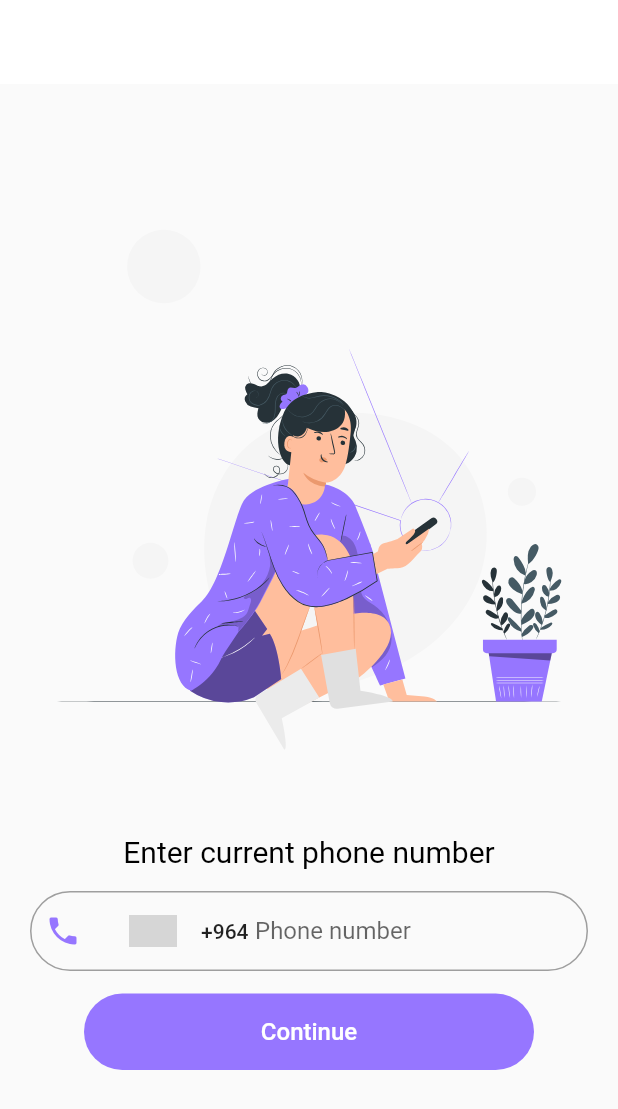
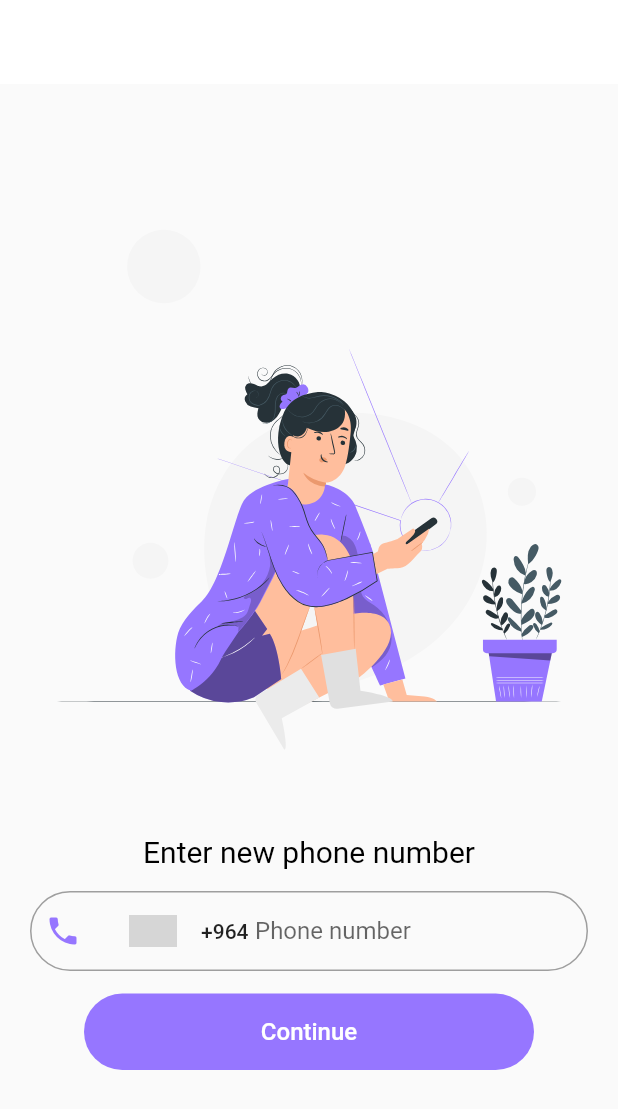
Before and after one commit to Badee-Salloum/Bundle_demo, a Flutter app: the screen it shows after launch, on a phone screen of 412 x 824 dp. Shown: the top 1109 px of the screen. Run offline on Flutter 3.47's test engine with Material 2 defaults, Android fonts, the phone set to English and light mode, and no system bars; drawn by our look-alikes of country_code_picker; our stand-ins replace circular_profile_avatar, cloud_firestore, connectivity_plus, easy_localization, firebase_auth, firebase_core and 5 more; missing offline and left inert: numeric_keyboard; accounts and stored records are empty; grey boxes are pictures that could not be loaded.

Commit message:
commit add .

```diff
--- /dev/null
+++ b/lib/Folder02/changePhoneNumber/newNumber.dart
@@ -0,0 +1,88 @@
+import 'package:bundle_demo/Auth%20System/signUp/widgets.dart';
+import 'package:bundle_demo/translations/locale_keys.g.dart';
+import 'package:country_code_picker/country_code_picker.dart';
+import 'package:easy_localization/src/public_ext.dart';
+import 'package:flutter/material.dart';
+import 'package:flutter_svg/flutter_svg.dart';
+
+class newNumber extends StatefulWidget {
+  const newNumber({Key? key}) : super(key: key);
+
+  @override
+  State<newNumber> createState() => _newNumberState();
+}
+
+final TextEditingController _newController = TextEditingController();
+
+class _newNumberState extends State<newNumber> {
+  @override
+  Widget build(BuildContext context) {
+    return Scaffold(
+      appBar: AppBar(
+        title: Text('Change phone number'),
+        centerTitle: true,
+        elevation: 0,
+        backgroundColor: Colors.white,
+      ),
+      body: SingleChildScrollView(
+        child: Column(
+          mainAxisAlignment: MainAxisAlignment.start,
+          crossAxisAlignment: CrossAxisAlignment.center,
+          children: [
+            SvgPicture.asset('assets/Photos/Change phone number.svg'),
+            Text(
+              'Enter new phone number',
+              style: TextStyle(color: Colors.black, fontSize: 20),
+            ),
+            SizedBox(
+              height: 15,
+            ),
+            TextField_SignUp(
+              prefix: Expanded(
+                child: SizedBox(
+                  width: 150,
+                  child: Row(
+                    children: [
+                      Padding(
+                        padding: const EdgeInsets.only(left: 10),
+                        child: Icon(
+                          Icons.phone,
+                          color: Color(0xff9676FF),
+                        ),
+                      ),
+                      CountryCodePicker(
+                        initialSelection: 'IQ',
+                        onChanged: (value) {
+                          var countryCode = value.toString();
+                        },
+                      ),
+                    ],
+                  ),
+                ),
+              ),
+              hideInput: false,
+              keyboardType: TextInputType.phone,
+              con: _newController,
+              hintText: //'Phone number',
+                  LocaleKeys.B03signUpScreen_number.tr(),
+            ),
+            SizedBox(
+              height: 15,
+            ),
+            MaterialButton(
+              elevation: 0,
+              shape: RoundedRectangleBorder(
+                  borderRadius: BorderRadius.circular(30.0)),
+              height: 51.0,
+              minWidth: 300.0,
+              color: Color(0xff9676FF),
+              child: Text('Continue',
+                  style: TextStyle(fontSize: 16.0, color: Colors.white)),
+              onPressed: () {},
+            ),
+          ],
+        ),
+      ),
+    );
+  }
+}
--- a/lib/main.dart
+++ b/lib/main.dart
@@ -2,7 +2,7 @@
 
 import 'dart:io';
 
-import 'package:bundle_demo/Folder02/changePhoneNumber/currentNumber.dart';
+import 'package:bundle_demo/Folder02/changePhoneNumber/newNumber.dart';
 import 'package:bundle_demo/translations/codegen_loader.g.dart';
 import 'package:easy_localization/easy_localization.dart';
 import 'package:firebase_core/firebase_core.dart';
@@ -35,7 +35,7 @@ class MyApp extends StatelessWidget {
       localizationsDelegates: context.localizationDelegates,
       locale: context.locale,
       debugShowCheckedModeBanner: false,
-      home: currentNumber(),
+      home: newNumber(),
     );
   }
 }
```
